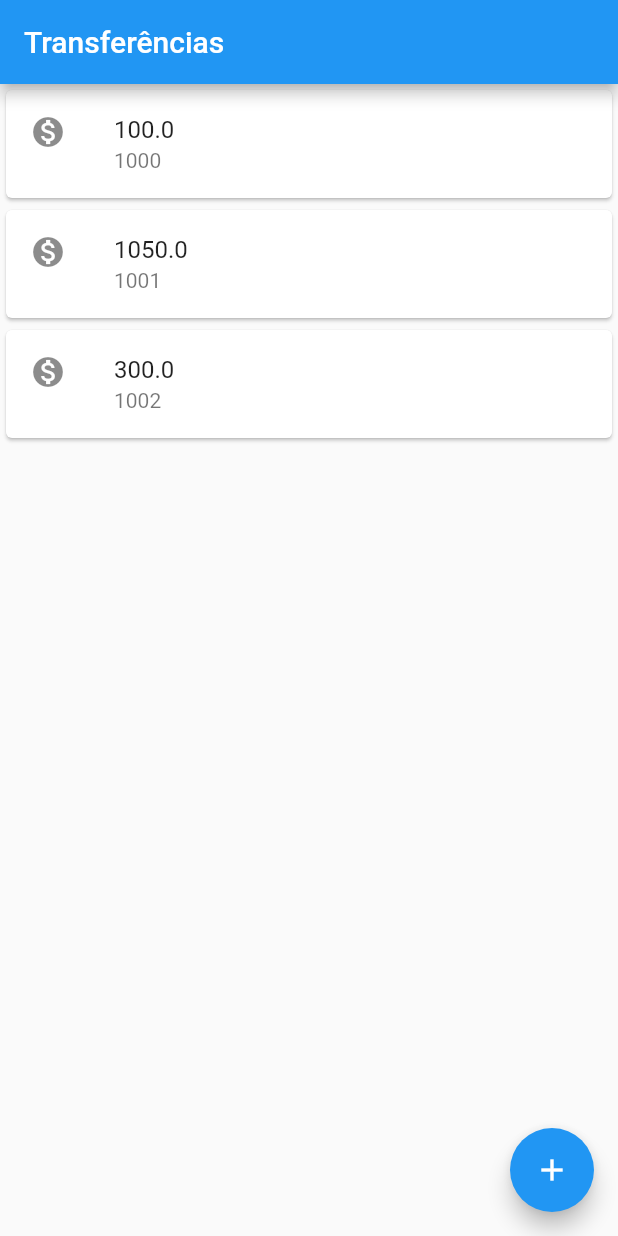
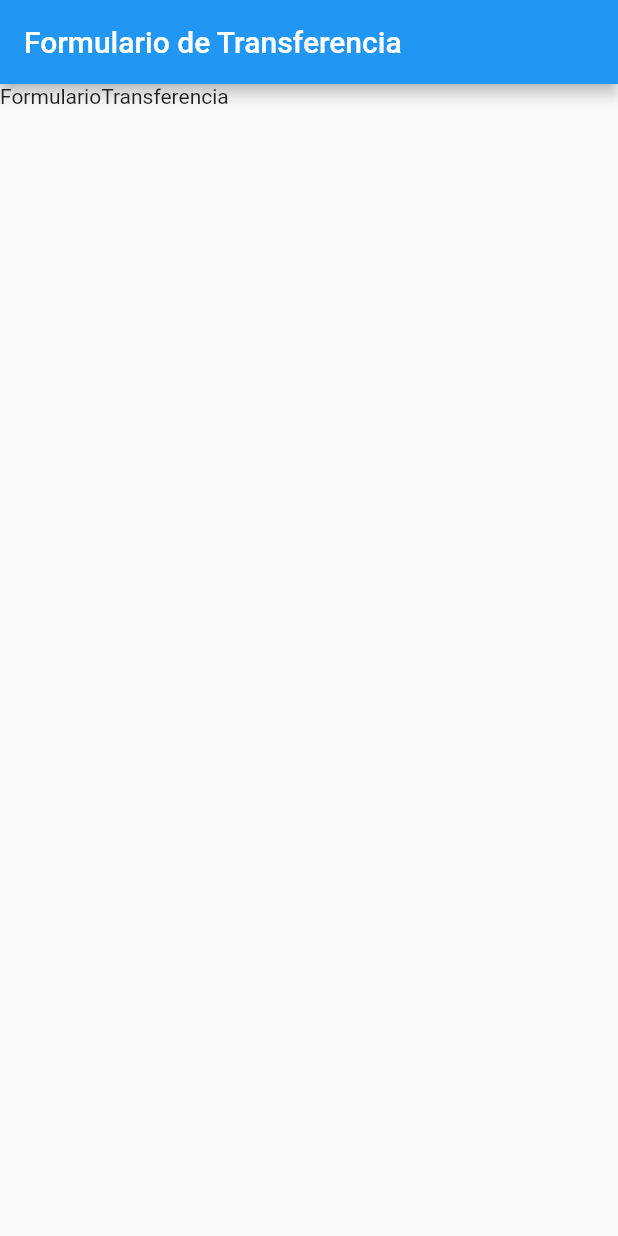
Before and after one commit to flavioh-assis/bytebank, a Flutter app: the screen it shows after launch, on a phone screen of 412 x 824 dp. Run offline on Flutter 3.47's test engine with Material 2 defaults, Android fonts, the phone set to English and light mode, and no system bars.

Commit message:
Extraçao do appBar e floatingActionButton para a classe 'ListaTransferencia'

```diff
--- a/lib/main.dart
+++ b/lib/main.dart
@@ -1,21 +1,26 @@
 import 'package:flutter/material.dart';
 
-void main() => runApp(MyApp());
+void main() => runApp(BytebankApp());
 
-class MyApp extends StatelessWidget {
+class BytebankApp extends StatelessWidget {
   @override
   Widget build(BuildContext context) {
     return MaterialApp(
       home: Scaffold(
+        body: FormularioTransferencia(),
+      ),
+    );
+  }
+}
+
+class FormularioTransferencia extends StatelessWidget {
+  @override
+  Widget build(BuildContext context) {
+    return Scaffold(
       appBar: AppBar(
-          title: Text('Transferências'),
+        title: Text('Formulario de Transferencia'),
       ),
-        body: ListaTransferencias(),
-        floatingActionButton: FloatingActionButton(
-          child: Icon(Icons.add),
-          onPressed: () {},
-        ),
-      ),
+      body: Text('FormularioTransferencia'),
     );
   }
 }
@@ -25,7 +30,11 @@ class ListaTransferencias extends StatelessWidget {
 
   @override
   Widget build(BuildContext context) {
-    return Column(
+    return Scaffold(
+      appBar: AppBar(
+        title: Text('Transferências'),
+      ),
+      body: Column(
         children: [
           ItemTransferencia(
             Transferencia(1000, 100.00),
@@ -37,6 +46,11 @@ class ListaTransferencias extends StatelessWidget {
             Transferencia(1002, 300.00),
           ),
         ],
+      ),
+      floatingActionButton: FloatingActionButton(
+        child: Icon(Icons.add),
+        onPressed: () {},
+      ),
     );
   }
 }
```
Lines whose indentation alone changed are shown as unchanged.
